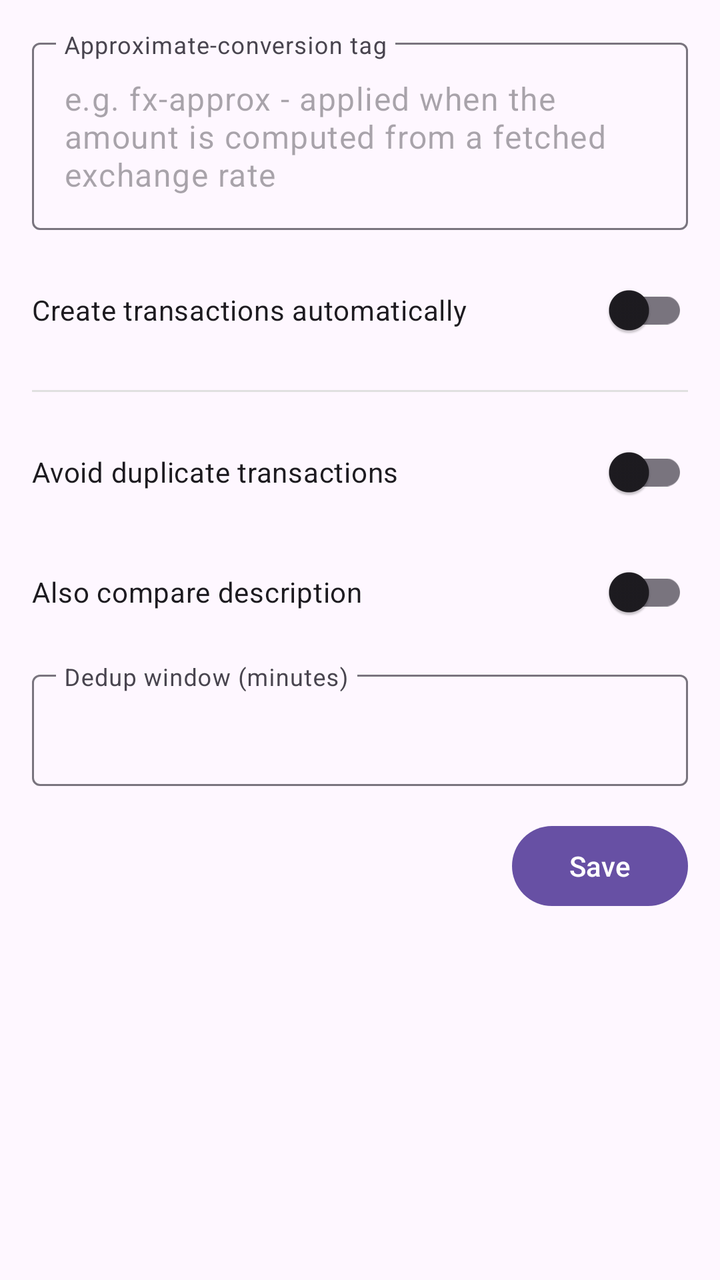
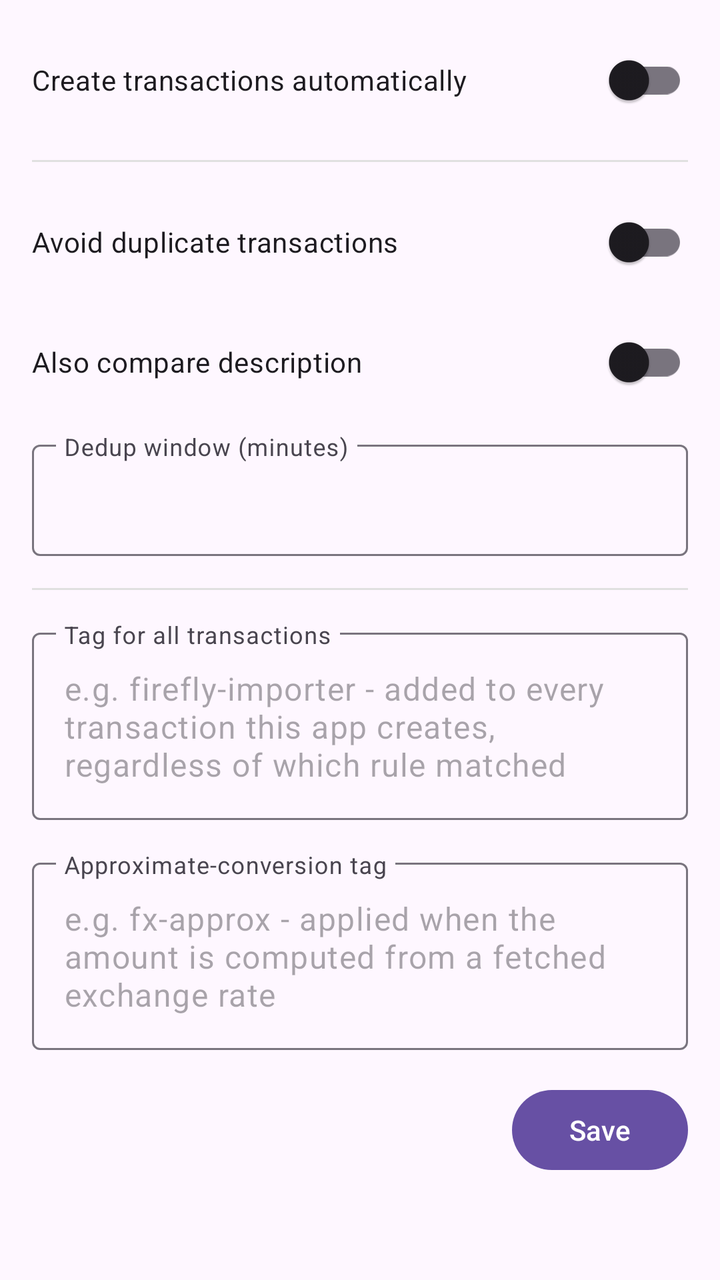

Two renders of the same Android screen: before a commit and after it. Below are the layout's source before the change and the commit's diff.
<!-- AndroidManifest.xml: application theme Theme.FfNotifyImporter -->
<!-- res/layout/fragment_transaction_creation.xml -->
<?xml version="1.0" encoding="utf-8"?>
<ScrollView xmlns:android="http://schemas.android.com/apk/res/android"
    xmlns:app="http://schemas.android.com/apk/res-auto"
    android:layout_width="match_parent"
    android:layout_height="match_parent">

    <LinearLayout
        android:layout_width="match_parent"
        android:layout_height="wrap_content"
        android:orientation="vertical"
        android:padding="16dp">

        <com.google.android.material.textfield.TextInputLayout
            android:layout_width="match_parent"
            android:layout_height="wrap_content"
            android:layout_marginBottom="16dp"
            android:hint="@string/firefly_field_approx_tag"
            app:expandedHintEnabled="false">

            <com.google.android.material.textfield.TextInputEditText
                android:id="@+id/approxTagInput"
                android:layout_width="match_parent"
                android:layout_height="wrap_content"
                android:hint="@string/firefly_field_approx_tag_example" />

        </com.google.android.material.textfield.TextInputLayout>

        <com.google.android.material.switchmaterial.SwitchMaterial
            android:id="@+id/autoCreateSwitch"
            android:layout_width="match_parent"
            android:layout_height="wrap_content"
            android:layout_marginBottom="16dp"
            android:text="@string/firefly_auto_create" />

        <View
            android:layout_width="match_parent"
            android:layout_height="1dp"
            android:layout_marginBottom="16dp"
            android:background="#E0E0E0" />

        <com.google.android.material.switchmaterial.SwitchMaterial
            android:id="@+id/dedupEnabledSwitch"
            android:layout_width="match_parent"
            android:layout_height="wrap_content"
            android:layout_marginBottom="12dp"
            android:text="@string/firefly_dedup_enabled" />

        <com.google.android.material.switchmaterial.SwitchMaterial
            android:id="@+id/dedupIncludeDescriptionSwitch"
            android:layout_width="match_parent"
            android:layout_height="wrap_content"
            android:layout_marginBottom="12dp"
            android:text="@string/firefly_dedup_include_description" />

        <com.google.android.material.textfield.TextInputLayout
            android:layout_width="match_parent"
            android:layout_height="wrap_content"
            android:layout_marginBottom="16dp"
            android:hint="@string/firefly_field_dedup_window"
            app:expandedHintEnabled="false">

            <com.google.android.material.textfield.TextInputEditText
                android:id="@+id/dedupWindowInput"
                android:layout_width="match_parent"
                android:layout_height="wrap_content"
                android:inputType="number" />

        </com.google.android.material.textfield.TextInputLayout>

        <Button
            android:id="@+id/saveButton"
            android:layout_width="wrap_content"
            android:layout_height="wrap_content"
            android:layout_gravity="end"
            android:text="@string/action_save" />

    </LinearLayout>

</ScrollView>
<!-- resources referenced by this layout -->
<resources>
  <string name="action_save">Save</string>
  <string name="firefly_auto_create">Create transactions automatically</string>
  <string name="firefly_dedup_enabled">Avoid duplicate transactions</string>
  <string name="firefly_dedup_include_description">Also compare description</string>
  <string name="firefly_field_approx_tag">Approximate-conversion tag</string>
  <string name="firefly_field_approx_tag_example">e.g. fx-approx - applied when the amount is computed from a fetched exchange rate</string>
  <string name="firefly_field_dedup_window">Dedup window (minutes)</string>
  <style name="Theme.FfNotifyImporter" parent="Theme.Material3.DayNight.NoActionBar" />
</resources>

<!-- the commit's change to res/layout/fragment_transaction_creation.xml (unified diff, before → after) -->
@@ -9,21 +9,6 @@
         android:layout_height="wrap_content"
         android:orientation="vertical"
         android:padding="16dp">
-
-        <com.google.android.material.textfield.TextInputLayout
-            android:layout_width="match_parent"
-            android:layout_height="wrap_content"
-            android:layout_marginBottom="16dp"
-            android:hint="@string/firefly_field_approx_tag"
-            app:expandedHintEnabled="false">
-
-            <com.google.android.material.textfield.TextInputEditText
-                android:id="@+id/approxTagInput"
-                android:layout_width="match_parent"
-                android:layout_height="wrap_content"
-                android:hint="@string/firefly_field_approx_tag_example" />
-
-        </com.google.android.material.textfield.TextInputLayout>
 
         <com.google.android.material.switchmaterial.SwitchMaterial
             android:id="@+id/autoCreateSwitch"
@@ -67,6 +52,42 @@
 
         </com.google.android.material.textfield.TextInputLayout>
 
+        <View
+            android:layout_width="match_parent"
+            android:layout_height="1dp"
+            android:layout_marginBottom="16dp"
+            android:background="#E0E0E0" />
+
+        <com.google.android.material.textfield.TextInputLayout
+            android:layout_width="match_parent"
+            android:layout_height="wrap_content"
+            android:layout_marginBottom="16dp"
+            android:hint="@string/firefly_field_all_transactions_tag"
+            app:expandedHintEnabled="false">
+
+            <com.google.android.material.textfield.TextInputEditText
+                android:id="@+id/allTransactionsTagInput"
+                android:layout_width="match_parent"
+                android:layout_height="wrap_content"
+                android:hint="@string/firefly_field_all_transactions_tag_example" />
+
+        </com.google.android.material.textfield.TextInputLayout>
+
+        <com.google.android.material.textfield.TextInputLayout
+            android:layout_width="match_parent"
+            android:layout_height="wrap_content"
+            android:layout_marginBottom="16dp"
+            android:hint="@string/firefly_field_approx_tag"
+            app:expandedHintEnabled="false">
+
+            <com.google.android.material.textfield.TextInputEditText
+                android:id="@+id/approxTagInput"
+                android:layout_width="match_parent"
+                android:layout_height="wrap_content"
+                android:hint="@string/firefly_field_approx_tag_example" />
+
+        </com.google.android.material.textfield.TextInputLayout>
+
         <Button
             android:id="@+id/saveButton"
             android:layout_width="wrap_content"
<!-- resource entries referenced after the edit -->
@@ -4,6 +4,8 @@
   <string name="firefly_auto_create">Create transactions automatically</string>
   <string name="firefly_dedup_enabled">Avoid duplicate transactions</string>
   <string name="firefly_dedup_include_description">Also compare description</string>
+  <string name="firefly_field_all_transactions_tag">Tag for all transactions</string>
+  <string name="firefly_field_all_transactions_tag_example">e.g. firefly-importer - added to every transaction this app creates, regardless of which rule matched</string>
   <string name="firefly_field_approx_tag">Approximate-conversion tag</string>
   <string name="firefly_field_approx_tag_example">e.g. fx-approx - applied when the amount is computed from a fetched exchange rate</string>
   <string name="firefly_field_dedup_window">Dedup window (minutes)</string>
